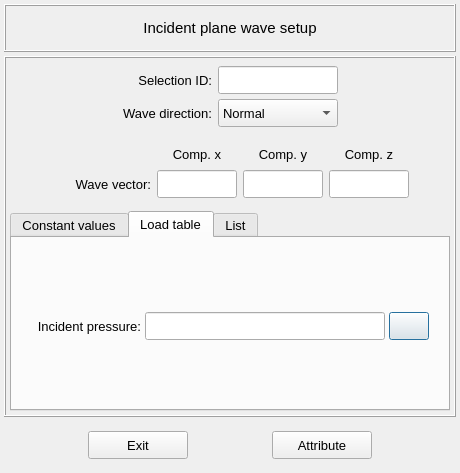
Qt form vibra/interface/data/ui_files/model/setup/acoustic/incident_plane_wave_inputs.ui (MOPT-UFSC/VIBRA) before a commit.
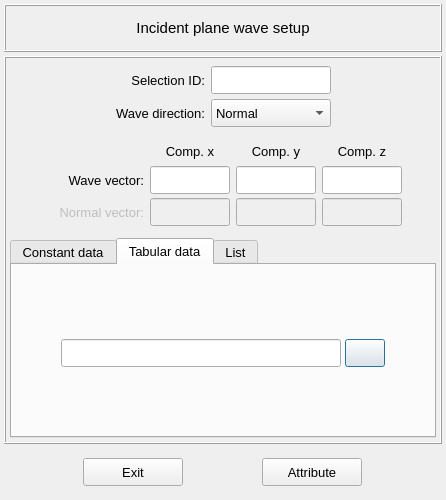
The same form after that commit. The open tabs and pages were chosen to show the change.

The edit to the form file:
```diff
--- a/vibra/interface/data/ui_files/model/setup/acoustic/incident_plane_wave_inputs.ui
+++ b/vibra/interface/data/ui_files/model/setup/acoustic/incident_plane_wave_inputs.ui
@@ -9,8 +9,8 @@
    <rect>
     <x>0</x>
     <y>0</y>
-    <width>460</width>
-    <height>473</height>
+    <width>446</width>
+    <height>500</height>
    </rect>
   </property>
   <property name="sizePolicy">
@@ -96,6 +96,9 @@
       <property name="bottomMargin">
        <number>4</number>
       </property>
+      <property name="verticalSpacing">
+       <number>4</number>
+      </property>
       <item row="3" column="0">
        <widget class="QTabWidget" name="tabWidget_main">
         <property name="minimumSize">
@@ -120,7 +123,7 @@
         </property>
         <widget class="QWidget" name="tab_constant_values">
          <attribute name="title">
-          <string>Constant values</string>
+          <string>Constant data</string>
          </attribute>
          <layout class="QGridLayout" name="gridLayout_12">
           <property name="leftMargin">
@@ -424,7 +427,7 @@
         </widget>
         <widget class="QWidget" name="tab_load_tables">
          <attribute name="title">
-          <string>Load table</string>
+          <string>Tabular data</string>
          </attribute>
          <layout class="QGridLayout" name="gridLayout_3">
           <property name="leftMargin">
@@ -494,38 +497,7 @@
                </property>
               </spacer>
              </item>
-             <item row="1" column="1">
-              <widget class="QLabel" name="label_incident_pressure_table">
-               <property name="minimumSize">
-                <size>
-                 <width>110</width>
-                 <height>28</height>
-                </size>
-               </property>
-               <property name="maximumSize">
-                <size>
-                 <width>140</width>
-                 <height>28</height>
-                </size>
-               </property>
-               <property name="font">
-                <font>
-                 <family>MS Shell Dlg 2</family>
-                 <pointsize>10</pointsize>
-                 <weight>50</weight>
-                 <italic>false</italic>
-                 <bold>false</bold>
-                </font>
-               </property>
-               <property name="text">
-                <string>Incident pressure:</string>
-               </property>
-               <property name="alignment">
-                <set>Qt::AlignRight|Qt::AlignTrailing|Qt::AlignVCenter</set>
-               </property>
-              </widget>
-             </item>
-             <item row="1" column="3">
+             <item row="1" column="2">
               <widget class="QPushButton" name="pushButton_load_table">
                <property name="enabled">
                 <bool>true</bool>
@@ -565,20 +537,20 @@
                </property>
               </widget>
              </item>
-             <item row="1" column="2">
+             <item row="1" column="1">
               <widget class="QLineEdit" name="lineEdit_table_path">
                <property name="enabled">
                 <bool>true</bool>
                </property>
                <property name="minimumSize">
                 <size>
-                 <width>240</width>
+                 <width>280</width>
                  <height>28</height>
                 </size>
                </property>
                <property name="maximumSize">
                 <size>
-                 <width>240</width>
+                 <width>280</width>
                  <height>28</height>
                 </size>
                </property>
@@ -597,7 +569,7 @@
                </property>
               </widget>
              </item>
-             <item row="1" column="5">
+             <item row="1" column="4">
               <spacer name="horizontalSpacer_9">
                <property name="orientation">
                 <enum>Qt::Horizontal</enum>
@@ -610,7 +582,7 @@
                </property>
               </spacer>
              </item>
-             <item row="0" column="2">
+             <item row="0" column="1">
               <spacer name="verticalSpacer_4">
                <property name="orientation">
                 <enum>Qt::Vertical</enum>
@@ -623,7 +595,7 @@
                </property>
               </spacer>
              </item>
-             <item row="2" column="2">
+             <item row="2" column="1">
               <spacer name="verticalSpacer_3">
                <property name="orientation">
                 <enum>Qt::Vertical</enum>
@@ -1098,6 +1070,142 @@
            </property>
           </spacer>
          </item>
+         <item row="2" column="1">
+          <widget class="QLabel" name="label_wave_vector_2">
+           <property name="enabled">
+            <bool>false</bool>
+           </property>
+           <property name="minimumSize">
+            <size>
+             <width>100</width>
+             <height>28</height>
+            </size>
+           </property>
+           <property name="maximumSize">
+            <size>
+             <width>140</width>
+             <height>28</height>
+            </size>
+           </property>
+           <property name="font">
+            <font>
+             <family>MS Shell Dlg 2</family>
+             <pointsize>10</pointsize>
+             <weight>50</weight>
+             <italic>false</italic>
+             <bold>false</bold>
+            </font>
+           </property>
+           <property name="text">
+            <string>Normal vector:</string>
+           </property>
+           <property name="alignment">
+            <set>Qt::AlignRight|Qt::AlignTrailing|Qt::AlignVCenter</set>
+           </property>
+          </widget>
+         </item>
+         <item row="2" column="2">
+          <widget class="QLineEdit" name="lineEdit_normal_x">
+           <property name="enabled">
+            <bool>false</bool>
+           </property>
+           <property name="minimumSize">
+            <size>
+             <width>80</width>
+             <height>28</height>
+            </size>
+           </property>
+           <property name="maximumSize">
+            <size>
+             <width>80</width>
+             <height>28</height>
+            </size>
+           </property>
+           <property name="font">
+            <font>
+             <family>MS Shell Dlg 2</family>
+             <pointsize>10</pointsize>
+             <weight>50</weight>
+             <italic>false</italic>
+             <bold>false</bold>
+            </font>
+           </property>
+           <property name="styleSheet">
+            <string notr="true"/>
+           </property>
+           <property name="alignment">
+            <set>Qt::AlignCenter</set>
+           </property>
+          </widget>
+         </item>
+         <item row="2" column="3">
+          <widget class="QLineEdit" name="lineEdit_normal_y">
+           <property name="enabled">
+            <bool>false</bool>
+           </property>
+           <property name="minimumSize">
+            <size>
+             <width>80</width>
+             <height>28</height>
+            </size>
+           </property>
+           <property name="maximumSize">
+            <size>
+             <width>80</width>
+             <height>28</height>
+            </size>
+           </property>
+           <property name="font">
+            <font>
+             <family>MS Shell Dlg 2</family>
+             <pointsize>10</pointsize>
+             <weight>50</weight>
+             <italic>false</italic>
+             <bold>false</bold>
+            </font>
+           </property>
+           <property name="styleSheet">
+            <string notr="true"/>
+           </property>
+           <property name="alignment">
+            <set>Qt::AlignCenter</set>
+           </property>
+          </widget>
+         </item>
+         <item row="2" column="4">
+          <widget class="QLineEdit" name="lineEdit_normal_z">
+           <property name="enabled">
+            <bool>false</bool>
+           </property>
+           <property name="minimumSize">
+            <size>
+             <width>80</width>
+             <height>28</height>
+            </size>
+           </property>
+           <property name="maximumSize">
+            <size>
+             <width>80</width>
+             <height>28</height>
+            </size>
+           </property>
+           <property name="font">
+            <font>
+             <family>MS Shell Dlg 2</family>
+             <pointsize>10</pointsize>
+             <weight>50</weight>
+             <italic>false</italic>
+             <bold>false</bold>
+            </font>
+           </property>
+           <property name="styleSheet">
+            <string notr="true"/>
+           </property>
+           <property name="alignment">
+            <set>Qt::AlignCenter</set>
+           </property>
+          </widget>
+         </item>
         </layout>
        </widget>
       </item>
```
Left out of the diff: 154 changed lines with no effect on the pictures.
